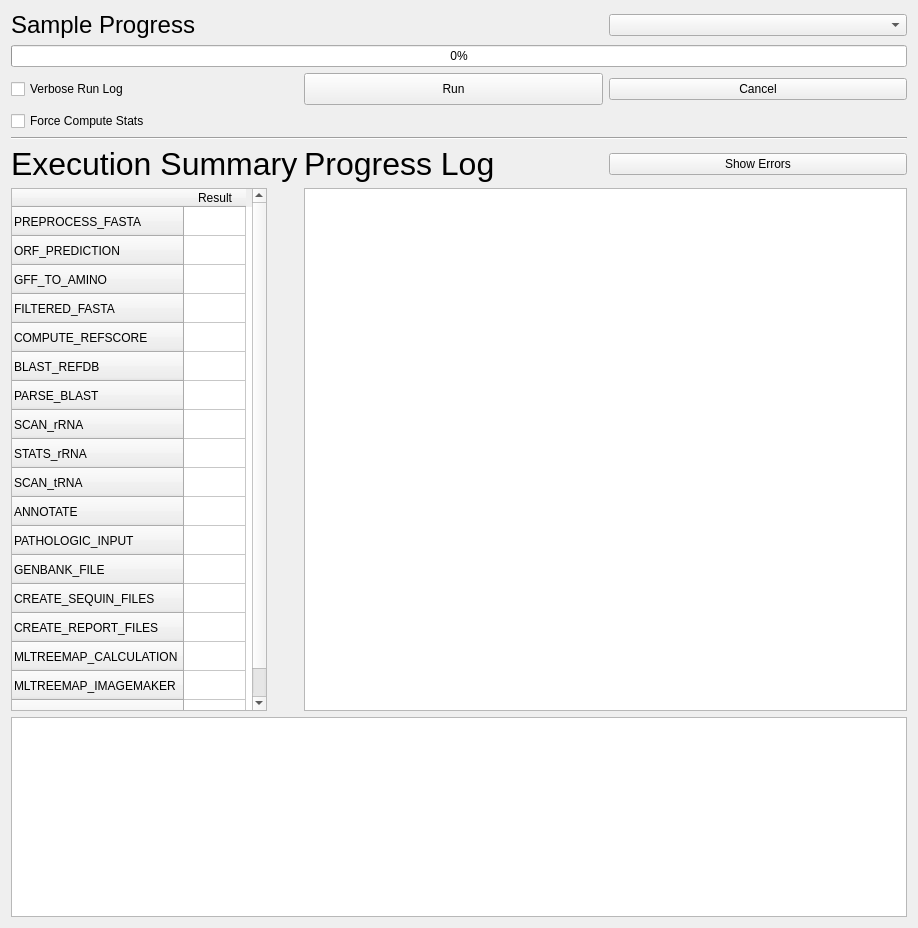
This is tabs/ProgressDialog.ui in hallamlab/MetaPathwaysGUI as Qt 5 draws it before an edit. The edited form follows.
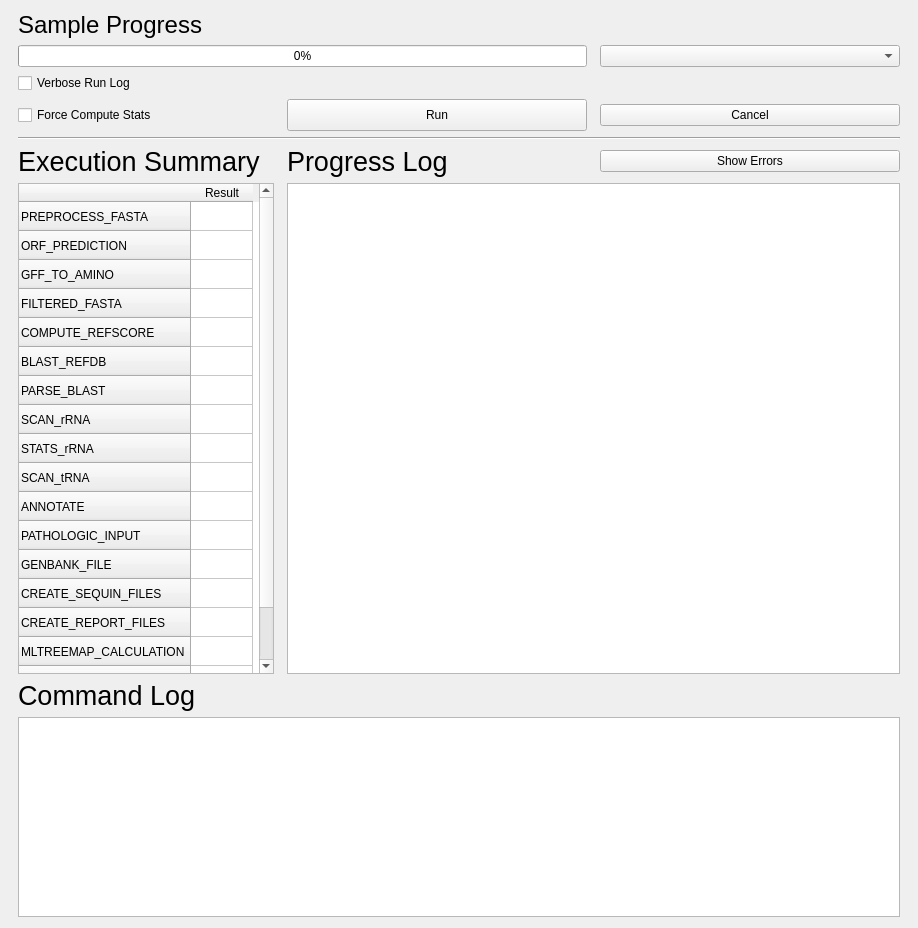
This is the edited form.

```diff
--- a/tabs/ProgressDialog.ui
+++ b/tabs/ProgressDialog.ui
@@ -14,7 +14,108 @@
    <string>Form</string>
   </property>
   <layout class="QGridLayout" name="gridLayout">
+   <item row="3" column="2">
+    <widget class="QPushButton" name="cancelButton">
+     <property name="sizePolicy">
+      <sizepolicy hsizetype="Maximum" vsizetype="Fixed">
+       <horstretch>0</horstretch>
+       <verstretch>0</verstretch>
+      </sizepolicy>
+     </property>
+     <property name="minimumSize">
+      <size>
+       <width>200</width>
+       <height>0</height>
+      </size>
+     </property>
+     <property name="maximumSize">
+      <size>
+       <width>300</width>
+       <height>16777215</height>
+      </size>
+     </property>
+     <property name="text">
+      <string>Cancel</string>
+     </property>
+    </widget>
+   </item>
+   <item row="4" column="0" colspan="3">
+    <widget class="Line" name="line_2">
+     <property name="orientation">
+      <enum>Qt::Horizontal</enum>
+     </property>
+    </widget>
+   </item>
+   <item row="5" column="1">
+    <widget class="QLabel" name="logLabel">
+     <property name="font">
+      <font>
+       <pointsize>20</pointsize>
+      </font>
+     </property>
+     <property name="text">
+      <string>Progress Log</string>
+     </property>
+    </widget>
+   </item>
+   <item row="5" column="2">
+    <widget class="QPushButton" name="showErrors">
+     <property name="text">
+      <string>Show Errors</string>
+     </property>
+    </widget>
+   </item>
+   <item row="2" column="0">
+    <widget class="QCheckBox" name="runVerboseCheckBox">
+     <property name="text">
+      <string>Verbose Run Log</string>
+     </property>
+    </widget>
+   </item>
+   <item row="5" column="0">
+    <widget class="QLabel" name="summaryLabel">
+     <property name="font">
+      <font>
+       <pointsize>20</pointsize>
+      </font>
+     </property>
+     <property name="text">
+      <string>Execution Summary</string>
+     </property>
+    </widget>
+   </item>
+   <item row="3" column="0">
+    <widget class="QCheckBox" name="computeStats">
+     <property name="text">
+      <string>Force Compute Stats</string>
+     </property>
+    </widget>
+   </item>
+   <item row="0" column="0">
+    <widget class="QLabel" name="progressLabel">
+     <property name="font">
+      <font>
+       <pointsize>18</pointsize>
+      </font>
+     </property>
+     <property name="text">
+      <string>Sample Progress</string>
+     </property>
+    </widget>
+   </item>
    <item row="7" column="0">
+    <widget class="QLabel" name="label">
+     <property name="font">
+      <font>
+       <pointsize>20</pointsize>
+      </font>
+     </property>
+     <property name="text">
+      <string>Command Log</string>
+     </property>
+    </widget>
+   </item>
+   <item row="6" column="0">
     <widget class="QTableWidget" name="summaryTable">
      <property name="sizePolicy">
       <sizepolicy hsizetype="Fixed" vsizetype="Expanding">
@@ -140,7 +241,7 @@
      </column>
     </widget>
    </item>
-   <item row="7" column="1" colspan="2">
+   <item row="6" column="1" colspan="2">
     <widget class="QTextBrowser" name="logBrowser">
      <property name="sizePolicy">
       <sizepolicy hsizetype="Preferred" vsizetype="Expanding">
@@ -175,61 +276,14 @@
      </property>
     </widget>
    </item>
-   <item row="0" column="0">
-    <widget class="QLabel" name="progressLabel">
-     <property name="font">
-      <font>
-       <pointsize>18</pointsize>
-      </font>
-     </property>
-     <property name="text">
-      <string>Sample Progress</string>
-     </property>
-    </widget>
-   </item>
-   <item row="0" column="2">
-    <widget class="QComboBox" name="sampleSelect">
-     <property name="sizePolicy">
-      <sizepolicy hsizetype="Minimum" vsizetype="Fixed">
-       <horstretch>0</horstretch>
-       <verstretch>0</verstretch>
-      </sizepolicy>
-     </property>
-    </widget>
-   </item>
-   <item row="1" column="0" colspan="3">
+   <item row="1" column="0" colspan="2">
     <widget class="QProgressBar" name="progressBar">
      <property name="value">
       <number>0</number>
      </property>
     </widget>
    </item>
-   <item row="2" column="2">
-    <widget class="QPushButton" name="cancelButton">
-     <property name="sizePolicy">
-      <sizepolicy hsizetype="Maximum" vsizetype="Fixed">
-       <horstretch>0</horstretch>
-       <verstretch>0</verstretch>
-      </sizepolicy>
-     </property>
-     <property name="minimumSize">
-      <size>
-       <width>200</width>
-       <height>0</height>
-      </size>
-     </property>
-     <property name="maximumSize">
-      <size>
-       <width>300</width>
-       <height>16777215</height>
-      </size>
-     </property>
-     <property name="text">
-      <string>Cancel</string>
-     </property>
-    </widget>
-   </item>
-   <item row="2" column="1">
+   <item row="3" column="1">
     <widget class="QPushButton" name="runButton">
      <property name="sizePolicy">
       <sizepolicy hsizetype="Minimum" vsizetype="Fixed">
@@ -254,55 +308,13 @@
      </property>
     </widget>
    </item>
-   <item row="6" column="1">
-    <widget class="QLabel" name="logLabel">
-     <property name="font">
-      <font>
-       <pointsize>24</pointsize>
-      </font>
-     </property>
-     <property name="text">
-      <string>Progress Log</string>
-     </property>
-    </widget>
-   </item>
-   <item row="4" column="0" rowspan="2" colspan="3">
-    <widget class="Line" name="line_2">
-     <property name="orientation">
-      <enum>Qt::Horizontal</enum>
-     </property>
-    </widget>
-   </item>
-   <item row="6" column="0">
-    <widget class="QLabel" name="summaryLabel">
-     <property name="font">
-      <font>
-       <pointsize>24</pointsize>
-      </font>
-     </property>
-     <property name="text">
-      <string>Execution Summary</string>
-     </property>
-    </widget>
-   </item>
-   <item row="2" column="0">
-    <widget class="QCheckBox" name="runVerboseCheckBox">
-     <property name="text">
-      <string>Verbose Run Log</string>
-     </property>
-    </widget>
-   </item>
-   <item row="3" column="0">
-    <widget class="QCheckBox" name="computeStats">
-     <property name="text">
-      <string>Force Compute Stats</string>
-     </property>
-    </widget>
-   </item>
-   <item row="6" column="2">
-    <widget class="QPushButton" name="showErrors">
-     <property name="text">
-      <string>Show Errors</string>
+   <item row="1" column="2">
+    <widget class="QComboBox" name="sampleSelect">
+     <property name="sizePolicy">
+      <sizepolicy hsizetype="Minimum" vsizetype="Fixed">
+       <horstretch>0</horstretch>
+       <verstretch>0</verstretch>
+      </sizepolicy>
      </property>
     </widget>
    </item>
```
